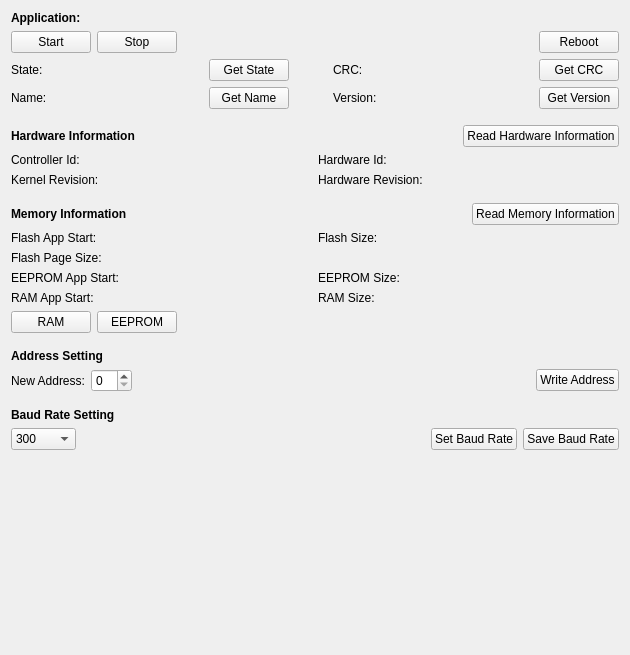
This is pc/TinyBusLoader/ui/deviceInformationWidget.ui in ChristianMarty/TinyBus as Qt 5 draws it before an edit. The edited form follows.
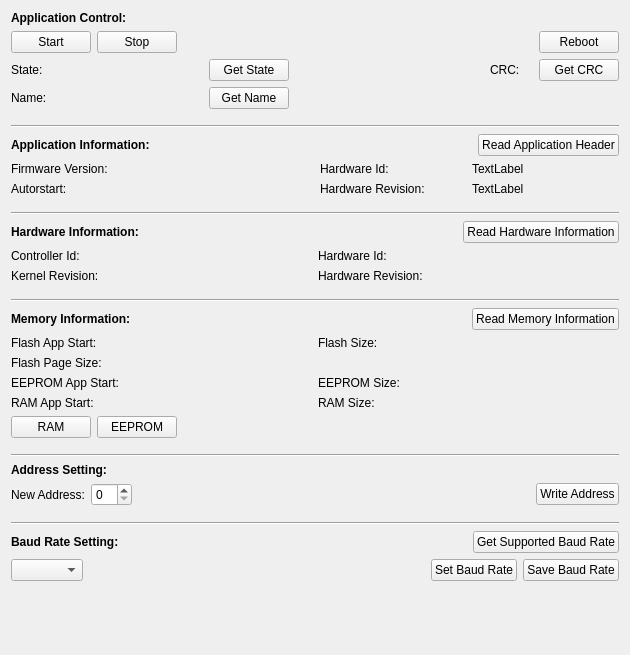
This is the edited form.

Commit message: extend baud-rate support

Patch:
```diff
--- a/pc/TinyBusLoader/ui/deviceInformationWidget.ui
+++ b/pc/TinyBusLoader/ui/deviceInformationWidget.ui
@@ -22,7 +22,7 @@
       </font>
      </property>
      <property name="text">
-      <string>Application:</string>
+      <string>Application Control:</string>
      </property>
     </widget>
    </item>
@@ -69,7 +69,7 @@
      <item>
       <spacer name="horizontalSpacer">
        <property name="orientation">
-        <enum>Qt::Horizontal</enum>
+        <enum>Qt::Orientation::Horizontal</enum>
        </property>
        <property name="sizeHint" stdset="0">
         <size>
@@ -102,64 +102,6 @@
    </item>
    <item>
     <layout class="QGridLayout" name="gridLayout_3">
-     <item row="0" column="4">
-      <widget class="QLabel" name="label_8">
-       <property name="maximumSize">
-        <size>
-         <width>50</width>
-         <height>16777215</height>
-        </size>
-       </property>
-       <property name="text">
-        <string>CRC:</string>
-       </property>
-      </widget>
-     </item>
-     <item row="1" column="6">
-      <widget class="QPushButton" name="pushButton_getVersion">
-       <property name="maximumSize">
-        <size>
-         <width>80</width>
-         <height>16777215</height>
-        </size>
-       </property>
-       <property name="text">
-        <string>Get Version</string>
-       </property>
-      </widget>
-     </item>
-     <item row="1" column="4">
-      <widget class="QLabel" name="label_12">
-       <property name="maximumSize">
-        <size>
-         <width>50</width>
-         <height>16777215</height>
-        </size>
-       </property>
-       <property name="text">
-        <string>Version:</string>
-       </property>
-      </widget>
-     </item>
-     <item row="1" column="1">
-      <widget class="QLabel" name="label_applicationName">
-       <property name="minimumSize">
-        <size>
-         <width>150</width>
-         <height>0</height>
-        </size>
-       </property>
-       <property name="maximumSize">
-        <size>
-         <width>150</width>
-         <height>16777215</height>
-        </size>
-       </property>
-       <property name="text">
-        <string/>
-       </property>
-      </widget>
-     </item>
      <item row="0" column="0">
       <widget class="QLabel" name="label_7">
        <property name="maximumSize">
@@ -173,58 +115,6 @@
        </property>
       </widget>
      </item>
-     <item row="1" column="2">
-      <widget class="QPushButton" name="pushButton_getName">
-       <property name="maximumSize">
-        <size>
-         <width>80</width>
-         <height>16777215</height>
-        </size>
-       </property>
-       <property name="text">
-        <string>Get Name</string>
-       </property>
-      </widget>
-     </item>
-     <item row="1" column="5">
-      <widget class="QLabel" name="label_applicationVersion">
-       <property name="minimumSize">
-        <size>
-         <width>150</width>
-         <height>0</height>
-        </size>
-       </property>
-       <property name="maximumSize">
-        <size>
-         <width>150</width>
-         <height>16777215</height>
-        </size>
-       </property>
-       <property name="text">
-        <string/>
-       </property>
-      </widget>
-     </item>
-     <item row="0" column="1">
-      <widget class="QLabel" name="label_state">
-       <property name="text">
-        <string/>
-       </property>
-      </widget>
-     </item>
-     <item row="1" column="0">
-      <widget class="QLabel" name="label_3">
-       <property name="maximumSize">
-        <size>
-         <width>50</width>
-         <height>16777215</height>
-        </size>
-       </property>
-       <property name="text">
-        <string>Name:</string>
-       </property>
-      </widget>
-     </item>
      <item row="0" column="6">
       <widget class="QPushButton" name="pushButton_getCrc">
        <property name="maximumSize">
@@ -238,6 +128,19 @@
        </property>
       </widget>
      </item>
+     <item row="1" column="2">
+      <widget class="QPushButton" name="pushButton_getName">
+       <property name="maximumSize">
+        <size>
+         <width>80</width>
+         <height>16777215</height>
+        </size>
+       </property>
+       <property name="text">
+        <string>Get Name</string>
+       </property>
+      </widget>
+     </item>
      <item row="0" column="5">
       <widget class="QLabel" name="label_crc">
        <property name="text">
@@ -258,13 +161,52 @@
        </property>
       </widget>
      </item>
+     <item row="0" column="1">
+      <widget class="QLabel" name="label_state">
+       <property name="text">
+        <string/>
+       </property>
+      </widget>
+     </item>
+     <item row="1" column="1">
+      <widget class="QLabel" name="label_applicationName">
+       <property name="minimumSize">
+        <size>
+         <width>150</width>
+         <height>0</height>
+        </size>
+       </property>
+       <property name="maximumSize">
+        <size>
+         <width>150</width>
+         <height>16777215</height>
+        </size>
+       </property>
+       <property name="text">
+        <string/>
+       </property>
+      </widget>
+     </item>
+     <item row="1" column="0">
+      <widget class="QLabel" name="label_3">
+       <property name="maximumSize">
+        <size>
+         <width>50</width>
+         <height>16777215</height>
+        </size>
+       </property>
+       <property name="text">
+        <string>Name:</string>
+       </property>
+      </widget>
+     </item>
      <item row="0" column="3">
       <spacer name="horizontalSpacer_3">
        <property name="orientation">
-        <enum>Qt::Horizontal</enum>
+        <enum>Qt::Orientation::Horizontal</enum>
        </property>
        <property name="sizeType">
-        <enum>QSizePolicy::Expanding</enum>
+        <enum>QSizePolicy::Policy::Expanding</enum>
        </property>
        <property name="sizeHint" stdset="0">
         <size>
@@ -274,15 +216,28 @@
        </property>
       </spacer>
      </item>
+     <item row="0" column="4">
+      <widget class="QLabel" name="label_8">
+       <property name="maximumSize">
+        <size>
+         <width>50</width>
+         <height>16777215</height>
+        </size>
+       </property>
+       <property name="text">
+        <string>CRC:</string>
+       </property>
+      </widget>
+     </item>
     </layout>
    </item>
    <item>
     <spacer name="verticalSpacer_4">
      <property name="orientation">
-      <enum>Qt::Vertical</enum>
+      <enum>Qt::Orientation::Vertical</enum>
      </property>
      <property name="sizeType">
-      <enum>QSizePolicy::Fixed</enum>
+      <enum>QSizePolicy::Policy::Fixed</enum>
      </property>
      <property name="sizeHint" stdset="0">
       <size>
@@ -292,6 +247,144 @@
      </property>
     </spacer>
    </item>
+   <item>
+    <widget class="Line" name="line_5">
+     <property name="orientation">
+      <enum>Qt::Orientation::Horizontal</enum>
+     </property>
+    </widget>
+   </item>
+   <item>
+    <layout class="QHBoxLayout" name="horizontalLayout_3">
+     <item>
+      <widget class="QLabel" name="label_23">
+       <property name="font">
+        <font>
+         <bold>true</bold>
+        </font>
+       </property>
+       <property name="text">
+        <string>Application Information:</string>
+       </property>
+      </widget>
+     </item>
+     <item>
+      <spacer name="horizontalSpacer_8">
+       <property name="orientation">
+        <enum>Qt::Orientation::Horizontal</enum>
+       </property>
+       <property name="sizeHint" stdset="0">
+        <size>
+         <width>40</width>
+         <height>20</height>
+        </size>
+       </property>
+      </spacer>
+     </item>
+     <item>
+      <widget class="QPushButton" name="pushButton_getVersion">
+       <property name="text">
+        <string>Read Application Header</string>
+       </property>
+      </widget>
+     </item>
+    </layout>
+   </item>
+   <item>
+    <layout class="QGridLayout" name="gridLayout_2">
+     <item row="0" column="0">
+      <widget class="QLabel" name="label_12">
+       <property name="text">
+        <string>Firmware Version:</string>
+       </property>
+      </widget>
+     </item>
+     <item row="1" column="2">
+      <widget class="QLabel" name="label_26">
+       <property name="text">
+        <string>Hardware Revision:</string>
+       </property>
+      </widget>
+     </item>
+     <item row="0" column="1">
+      <widget class="QLabel" name="label_applicationVersion">
+       <property name="minimumSize">
+        <size>
+         <width>150</width>
+         <height>0</height>
+        </size>
+       </property>
+       <property name="maximumSize">
+        <size>
+         <width>150</width>
+         <height>16777215</height>
+        </size>
+       </property>
+       <property name="text">
+        <string/>
+       </property>
+      </widget>
+     </item>
+     <item row="0" column="3">
+      <widget class="QLabel" name="label_applicationHardwareId">
+       <property name="text">
+        <string>TextLabel</string>
+       </property>
+      </widget>
+     </item>
+     <item row="1" column="0">
+      <widget class="QLabel" name="label_22">
+       <property name="text">
+        <string>Autorstart:</string>
+       </property>
+      </widget>
+     </item>
+     <item row="0" column="2">
+      <widget class="QLabel" name="label_24">
+       <property name="text">
+        <string>Hardware Id:</string>
+       </property>
+      </widget>
+     </item>
+     <item row="1" column="1">
+      <widget class="QLabel" name="label_autostart">
+       <property name="text">
+        <string/>
+       </property>
+      </widget>
+     </item>
+     <item row="1" column="3">
+      <widget class="QLabel" name="label_applicationHardwareRevision">
+       <property name="text">
+        <string>TextLabel</string>
+       </property>
+      </widget>
+     </item>
+    </layout>
+   </item>
+   <item>
+    <spacer name="verticalSpacer_6">
+     <property name="orientation">
+      <enum>Qt::Orientation::Vertical</enum>
+     </property>
+     <property name="sizeType">
+      <enum>QSizePolicy::Policy::Fixed</enum>
+     </property>
+     <property name="sizeHint" stdset="0">
+      <size>
+       <width>20</width>
+       <height>10</height>
+      </size>
+     </property>
+    </spacer>
+   </item>
+   <item>
+    <widget class="Line" name="line_4">
+     <property name="orientation">
+      <enum>Qt::Orientation::Horizontal</enum>
+     </property>
+    </widget>
+   </item>
    <item>
     <layout class="QHBoxLayout" name="horizontalLayout_8">
      <item>
@@ -302,14 +395,14 @@
         </font>
        </property>
        <property name="text">
-        <string>Hardware Information</string>
+        <string>Hardware Information:</string>
        </property>
       </widget>
      </item>
      <item>
       <spacer name="horizontalSpacer_7">
        <property name="orientation">
-        <enum>Qt::Horizontal</enum>
+        <enum>Qt::Orientation::Horizontal</enum>
        </property>
        <property name="sizeHint" stdset="0">
         <size>
@@ -391,10 +484,10 @@
    <item>
     <spacer name="verticalSpacer_5">
      <property name="orientation">
-      <enum>Qt::Vertical</enum>
+      <enum>Qt::Orientation::Vertical</enum>
      </property>
      <property name="sizeType">
-      <enum>QSizePolicy::Fixed</enum>
+      <enum>QSizePolicy::Policy::Fixed</enum>
      </property>
      <property name="sizeHint" stdset="0">
       <size>
@@ -404,6 +497,13 @@
      </property>
     </spacer>
    </item>
+   <item>
+    <widget class="Line" name="line_3">
+     <property name="orientation">
+      <enum>Qt::Orientation::Horizontal</enum>
+     </property>
+    </widget>
+   </item>
    <item>
     <layout class="QHBoxLayout" name="horizontalLayout_7">
      <item>
@@ -414,14 +514,14 @@
         </font>
        </property>
        <property name="text">
-        <string>Memory Information</string>
+        <string>Memory Information:</string>
        </property>
       </widget>
      </item>
      <item>
       <spacer name="horizontalSpacer_6">
        <property name="orientation">
-        <enum>Qt::Horizontal</enum>
+        <enum>Qt::Orientation::Horizontal</enum>
        </property>
        <property name="sizeHint" stdset="0">
         <size>
@@ -561,7 +661,7 @@
      <item>
       <spacer name="horizontalSpacer_4">
        <property name="orientation">
-        <enum>Qt::Horizontal</enum>
+        <enum>Qt::Orientation::Horizontal</enum>
        </property>
        <property name="sizeHint" stdset="0">
         <size>
@@ -576,10 +676,10 @@
    <item>
     <spacer name="verticalSpacer_2">
      <property name="orientation">
-      <enum>Qt::Vertical</enum>
+      <enum>Qt::Orientation::Vertical</enum>
      </property>
      <property name="sizeType">
-      <enum>QSizePolicy::Fixed</enum>
+      <enum>QSizePolicy::Policy::Fixed</enum>
      </property>
      <property name="sizeHint" stdset="0">
       <size>
@@ -589,6 +689,13 @@
      </property>
     </spacer>
    </item>
+   <item>
+    <widget class="Line" name="line_2">
+     <property name="orientation">
+      <enum>Qt::Orientation::Horizontal</enum>
+     </property>
+    </widget>
+   </item>
    <item>
     <widget class="QLabel" name="label_9">
      <property name="font">
@@ -597,7 +704,7 @@
       </font>
      </property>
      <property name="text">
-      <string>Address Setting</string>
+      <string>Address Setting:</string>
      </property>
     </widget>
    </item>
@@ -620,7 +727,7 @@
      <item>
       <spacer name="horizontalSpacer_2">
        <property name="orientation">
-        <enum>Qt::Horizontal</enum>
+        <enum>Qt::Orientation::Horizontal</enum>
        </property>
        <property name="sizeHint" stdset="0">
         <size>
@@ -642,10 +749,10 @@
    <item>
     <spacer name="verticalSpacer_3">
      <property name="orientation">
-      <enum>Qt::Vertical</enum>
+      <enum>Qt::Orientation::Vertical</enum>
      </property>
      <property name="sizeType">
-      <enum>QSizePolicy::Fixed</enum>
+      <enum>QSizePolicy::Policy::Fixed</enum>
      </property>
      <property name="sizeHint" stdset="0">
       <size>
@@ -656,67 +763,57 @@
     </spacer>
    </item>
    <item>
-    <widget class="QLabel" name="label_15">
-     <property name="font">
-      <font>
-       <bold>true</bold>
-      </font>
-     </property>
-     <property name="text">
-      <string>Baud Rate Setting</string>
+    <widget class="Line" name="line">
+     <property name="orientation">
+      <enum>Qt::Orientation::Horizontal</enum>
      </property>
     </widget>
    </item>
+   <item>
+    <layout class="QHBoxLayout" name="horizontalLayout_6">
+     <item>
+      <widget class="QLabel" name="label_15">
+       <property name="font">
+        <font>
+         <bold>true</bold>
+        </font>
+       </property>
+       <property name="text">
+        <string>Baud Rate Setting:</string>
+       </property>
+      </widget>
+     </item>
+     <item>
+      <spacer name="horizontalSpacer_9">
+       <property name="orientation">
+        <enum>Qt::Orientation::Horizontal</enum>
+       </property>
+       <property name="sizeHint" stdset="0">
+        <size>
+         <width>40</width>
+         <height>20</height>
+        </size>
+       </property>
+      </spacer>
+     </item>
+     <item>
+      <widget class="QPushButton" name="pushButton_getSupportedBaudRates">
+       <property name="text">
+        <string>Get Supported Baud Rate</string>
+       </property>
+      </widget>
+     </item>
+    </layout>
+   </item>
    <item>
     <layout class="QHBoxLayout" name="horizontalLayout_5">
      <item>
-      <widget class="QComboBox" name="comboBox_baudRate">
-       <item>
-        <property name="text">
-         <string>300</string>
-        </property>
-       </item>
-       <item>
-        <property name="text">
-         <string>600</string>
-        </property>
-       </item>
-       <item>
-        <property name="text">
-         <string>1200</string>
-        </property>
-       </item>
-       <item>
-        <property name="text">
-         <string>2400</string>
-        </property>
-       </item>
-       <item>
-        <property name="text">
-         <string>4800</string>
-        </property>
-       </item>
-       <item>
-        <property name="text">
-         <string>9600</string>
-        </property>
-       </item>
-       <item>
-        <property name="text">
-         <string>14400</string>
-        </property>
-       </item>
-       <item>
-        <property name="text">
-         <string>19200</string>
-        </property>
-       </item>
-      </widget>
+      <widget class="QComboBox" name="comboBox_baudRate"/>
      </item>
      <item>
       <spacer name="horizontalSpacer_5">
        <property name="orientation">
-        <enum>Qt::Horizontal</enum>
+        <enum>Qt::Orientation::Horizontal</enum>
        </property>
        <property name="sizeHint" stdset="0">
         <size>
@@ -745,7 +842,7 @@
    <item>
     <spacer name="verticalSpacer">
      <property name="orientation">
-      <enum>Qt::Vertical</enum>
+      <enum>Qt::Orientation::Vertical</enum>
      </property>
      <property name="sizeHint" stdset="0">
       <size>
```
The commit also changes 33 other files.
